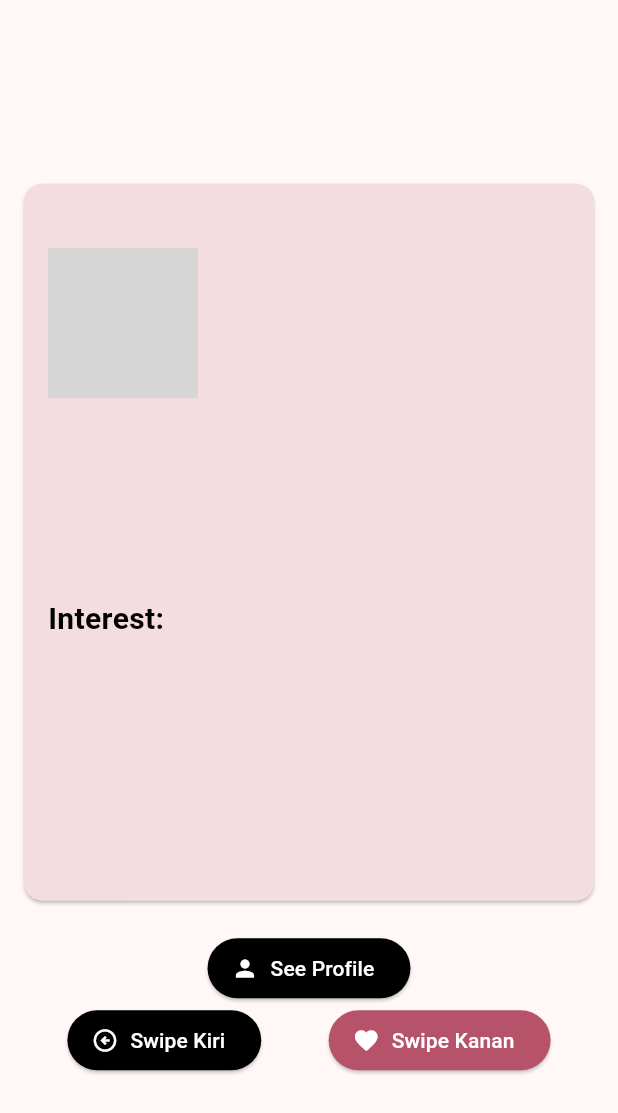
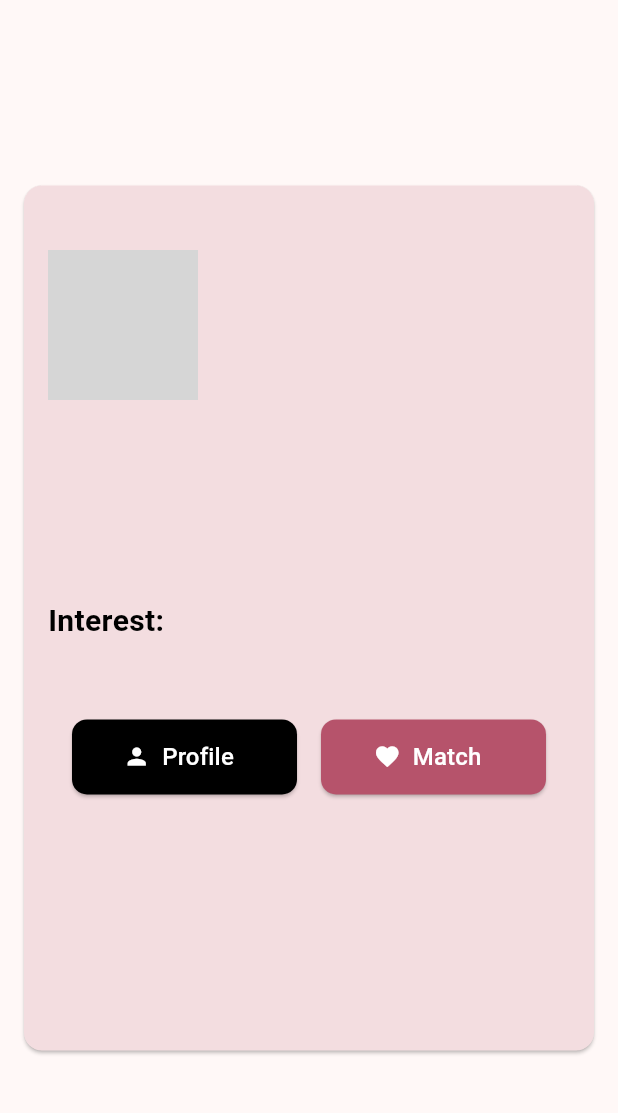
Before and after one commit to PBP-A12/bookmate-finals, a Flutter app: the MatchPage widget shown alone on an empty page, opened directly, on a phone screen of 412 x 824 dp. Shown: the top 1113 px of the screen. Run offline on Flutter 3.47's test engine with Material 3 defaults, Android fonts, the phone set to English and light mode, and no system bars; our stand-ins replace carousel_slider, google_fonts; missing offline and left inert: multiselect_formfield, pbp_django_auth; network calls fail; grey boxes are pictures that could not be loaded.

Commit message:
fix swipe fitur, add confirm alert

```diff
--- a/lib/vinka/screens/match.dart
+++ b/lib/vinka/screens/match.dart
@@ -14,6 +14,8 @@ class MatchPage extends StatefulWidget {
 
 class _MatchPageState extends State<MatchPage> {
   int currentIndex = 0;
+  bool _pressed = false; // Add this line
+
 
   List<Map<String, dynamic>> cards = [
     {'name': '', 'interest': [], 'bio': '', 'matchingId': '', 'userId': '', 'picture': ''},
@@ -60,14 +62,12 @@ class _MatchPageState extends State<MatchPage> {
         mainAxisAlignment: MainAxisAlignment.center,
         crossAxisAlignment: CrossAxisAlignment.center,
         children: [
-          currentIndex < cards.length
-              ? GestureDetector(
-                  onHorizontalDragEnd: (details) {
-                    if (details.primaryVelocity! > 0) {
-                      // Swiped right
+          Dismissible(
+            key: UniqueKey(),
+            onDismissed: (direction) {
+              if (direction == DismissDirection.endToStart) {
                 fetchNextCard(request);
-                    } else if (details.primaryVelocity! < 0) {
-                      // Swiped left
+              } else if (direction == DismissDirection.startToEnd) {
                 fetchNextCard(request);
               }
             },
@@ -76,7 +76,7 @@ class _MatchPageState extends State<MatchPage> {
               margin: const EdgeInsets.all(16.0),
               child: Container(
                 width: MediaQuery.of(context).size.width,
-                      height: MediaQuery.of(context).size.height * 0.58,
+                height: MediaQuery.of(context).size.height * 0.7,
                 padding: const EdgeInsets.all(16.0),
                 alignment: Alignment.centerLeft,
                 child: Column(
@@ -145,97 +145,109 @@ class _MatchPageState extends State<MatchPage> {
                         ),
                       ),
                     ),
-                        ],
-                      ),
-                    ),
-                  ),
-                )
-              : const Text('No matches available'),
-                const SizedBox(height: 5.0), // Add spacing between card and buttons
-                  Container(
-                    alignment: Alignment.center,
-                    child:
-                    Column(children: [
-                      ElevatedButton.icon(
-                                onPressed: () {
-                                },
-                                icon: const Icon(
-                                  Icons.person,
-                                  color: Colors.white, // Warna ikon dalam tombol
-                                ),
-                                label: const Text(
-                                  'See Profile',
-                                  style: TextStyle(
-                                    color: Colors.white, // Warna teks dalam tombol
-                                  ),
-                                ),
-                                style: ElevatedButton.styleFrom(
-                                  backgroundColor: Colors.black, // Warna tombol untuk Swipe Kiri
-                                ),
-                              ),
+                    const SizedBox(height: 30.0), // Add spacing between card and buttons
+                    Column(
+                        children: [
+                          const SizedBox(height: 5.0),
                           Row(
                             mainAxisAlignment: MainAxisAlignment.spaceEvenly,
                             children: [
                             ElevatedButton.icon(
                               onPressed: () {
-                                  fetchNextCard(request);
-                                  setState(() {
-                                  });
+                                // Handle button press
                               },
                               icon: const Icon(
-                                  Icons.arrow_circle_left_outlined,
-                                  color: Colors.white, // Warna ikon dalam tombol
+                                Icons.person,
+                                color: Colors.white,
                               ),
                               label: const Text(
-                                  'Swipe Kiri',
+                                'Profile',
                                 style: TextStyle(
-                                    color: Colors.white, // Warna teks dalam tombol
+                                  color: Colors.white,
+                                  fontSize: 16, // Adjust the font size here
                                 ),
                               ),
                               style: ElevatedButton.styleFrom(
-                                  backgroundColor: Colors.black, // Warna tombol untuk Swipe Kiri
+                                backgroundColor: Colors.black,
+                                minimumSize: const Size(150, 50),
+                                shape: RoundedRectangleBorder(
+                                  borderRadius: BorderRadius.circular(10),
                                 ),
                               ),
-
+                            ),
                               ElevatedButton.icon(
                                 onPressed: () async {
+                                  showDialog(
+                                    context: context,
+                                    builder: (BuildContext context) {
+                                      return AlertDialog(
+                                        title: const Text('Confirmation'),
+                                        content: const Text('Are you sure you want to match?'),
+                                        actions: [
+                                          TextButton(
+                                            onPressed: () {
+                                              Navigator.of(context).pop();
+                                            },
+                                            child: const Text('Cancel'),
+                                          ),
+                                          TextButton(
+                                            onPressed: () async {
+                                              Navigator.of(context).pop();
                                               final response = await request.post("${globals.domain}/match/accept-flutter/",
                                                   jsonEncode(<String, String>{
-                                    "name" : cards[currentIndex]['name'],
-                                    "bio" : cards[currentIndex]['bio'],
-                                    "matching_id" : cards[currentIndex]['matchingId'],
-                                    'id' : cards[currentIndex]['userId'],
+                                                    "name": cards[currentIndex]['name'],
+                                                    "bio": cards[currentIndex]['bio'],
+                                                    "matching_id": cards[currentIndex]['matchingId'],
+                                                    'id': cards[currentIndex]['userId'],
                                                   }));
-                                // print(response['status']);
                                               if (response['status'] == 'success') {
-                                    ScaffoldMessenger.of(context)
-                                        .showSnackBar(const SnackBar(
+                                                ScaffoldMessenger.of(context).showSnackBar(
+                                                  const SnackBar(
                                                     content: Text("Explore Your Favorite Books Together!"),
-                                    ));
+                                                  ),
+                                                );
                                               }
                                               fetchNextCard(request);
-                                  setState(() {
-                                  });
+                                              setState(() {});
+                                            },
+                                            child: const Text('Match'),
+                                          ),
+                                        ],
+                                      );
+                                    },
+                                  );
                                 },
                                 icon: const Icon(
                                   Icons.favorite,
-                                  color: Colors.white, // Warna ikon dalam tombol
+                                  color: Colors.white,
                                 ),
                                 label: const Text(
-                                  'Swipe Kanan',
+                                  'Match',
                                   style: TextStyle(
-                                    color: Colors.white, // Warna teks dalam tombol
+                                    color: Colors.white,
+                                    fontSize: 16, // Adjust the font size here
                                   ),
                                 ),
                                 style: ElevatedButton.styleFrom(
-                                  backgroundColor: const Color(0xFFB6536B), // Warna tombol untuk Swipe Kiri
+                                  backgroundColor: const Color(0xFFB6536B),
+                                  minimumSize: const Size(150, 50),
+                                  shape: RoundedRectangleBorder(
+                                    borderRadius: BorderRadius.circular(10),
+                                  ),
                                 ),
                               ),
                             ],
                           ),
-                    ]),
-                    )
                         ],
+                      ),
+
+                  ],
+                ),
+              ),
+            ),
+          ),
+        ],
+
       ),
     );
   }
```
Lines whose indentation alone changed are shown as unchanged.
